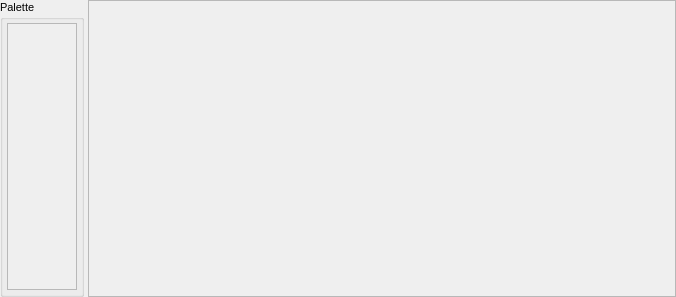
Before: the Qt Designer form src/gui/moduleeditor.ui in disorderedmaterials/dissolve, drawn with Qt 5.
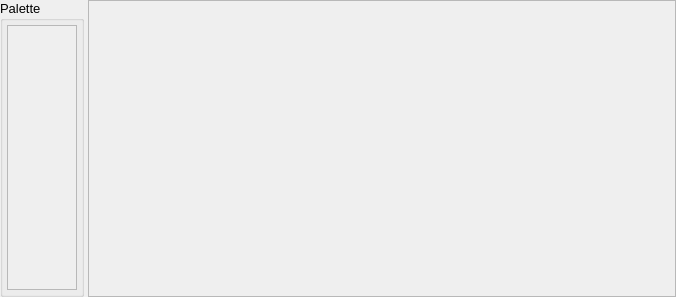
After: the same form once the commit is applied.

The edit to the form file:
```diff
--- a/src/gui/moduleeditor.ui
+++ b/src/gui/moduleeditor.ui
@@ -12,7 +12,7 @@
   </property>
   <property name="font">
    <font>
-    <pointsize>8</pointsize>
+    <pointsize>10</pointsize>
    </font>
   </property>
   <property name="windowTitle">
```
